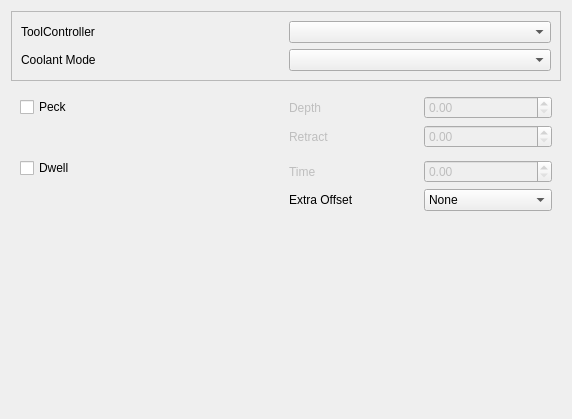
Qt form src/Mod/Path/Gui/Resources/panels/PageOpDrillingEdit.ui (berndhahnebach/All_FreeCAD) before a commit.
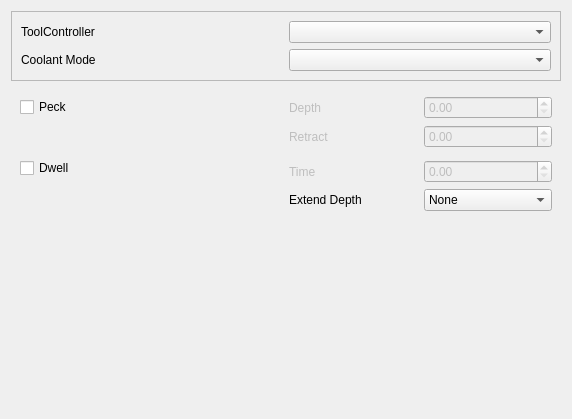
The same form after that commit. Custom widgets are drawn as their Qt base class.

Commit message: Changed property names

```diff
--- a/src/Mod/Path/Gui/Resources/panels/PageOpDrillingEdit.ui
+++ b/src/Mod/Path/Gui/Resources/panels/PageOpDrillingEdit.ui
@@ -131,7 +131,7 @@
       <item row="7" column="4">
        <widget class="QLabel" name="Offsetlabel">
         <property name="text">
-         <string>Extra Offset</string>
+         <string>Extend Depth</string>
         </property>
        </widget>
       </item>
```
Left out of the diff: 4 changed lines with no effect on the pictures. The commit also changes 1 other file.
